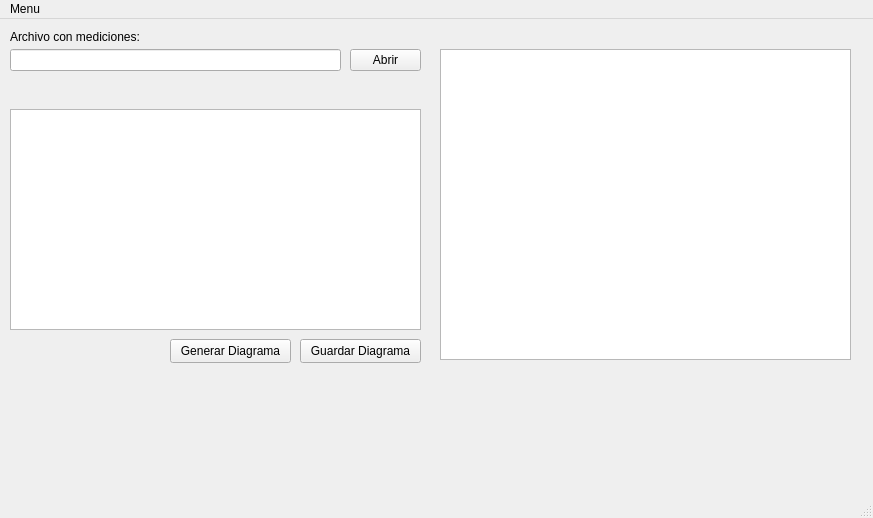
This is ppcc/mainwindow.ui in ErnestoVivas/Multiconsult-ppcc as Qt 5 draws it before an edit. The edited form follows.
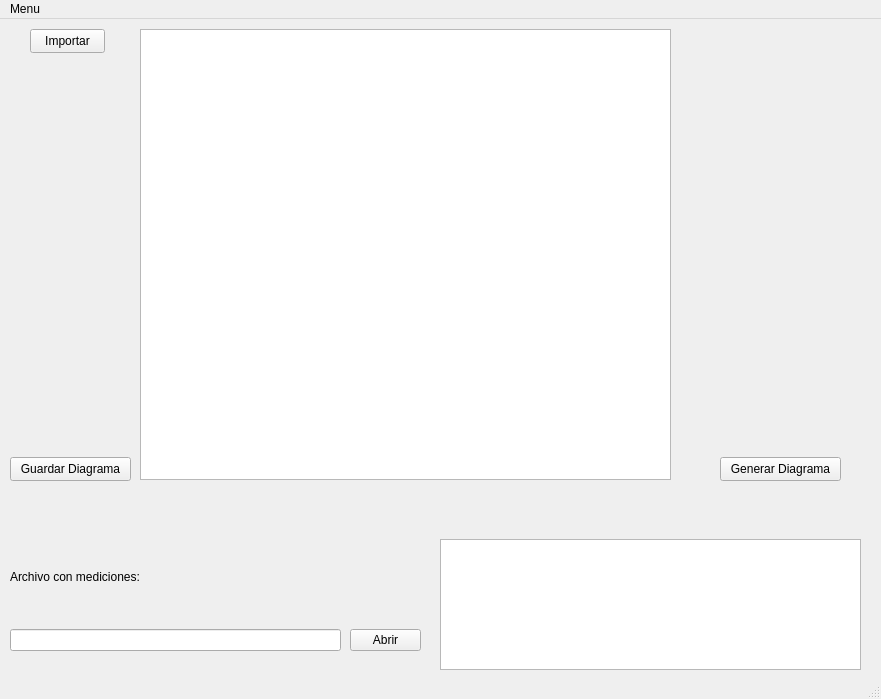
This is the edited form. Custom widgets are drawn as their Qt base class.

Commit message: Add Measurement classes, fix resource management (ptr), update ui

What changed in the file:
```diff
--- a/ppcc/mainwindow.ui
+++ b/ppcc/mainwindow.ui
@@ -6,8 +6,8 @@
    <rect>
     <x>0</x>
     <y>0</y>
-    <width>873</width>
-    <height>518</height>
+    <width>881</width>
+    <height>699</height>
    </rect>
   </property>
   <property name="windowTitle">
@@ -18,7 +18,7 @@
     <property name="geometry">
      <rect>
       <x>350</x>
-      <y>30</y>
+      <y>610</y>
       <width>71</width>
       <height>22</height>
      </rect>
@@ -31,7 +31,7 @@
     <property name="geometry">
      <rect>
       <x>10</x>
-      <y>30</y>
+      <y>610</y>
       <width>331</width>
       <height>22</height>
      </rect>
@@ -41,7 +41,7 @@
     <property name="geometry">
      <rect>
       <x>10</x>
-      <y>10</y>
+      <y>550</y>
       <width>141</width>
       <height>16</height>
      </rect>
@@ -53,8 +53,8 @@
    <widget class="QPushButton" name="buttonGenerateDiagram">
     <property name="geometry">
      <rect>
-      <x>170</x>
-      <y>320</y>
+      <x>720</x>
+      <y>438</y>
       <width>121</width>
       <height>24</height>
      </rect>
@@ -66,28 +66,28 @@
    <widget class="QTextEdit" name="textEditDisplaySheet">
     <property name="geometry">
      <rect>
-      <x>10</x>
-      <y>90</y>
-      <width>411</width>
-      <height>221</height>
-     </rect>
-    </property>
-   </widget>
-   <widget class="QChartView" name="graphicsViewChart">
-    <property name="geometry">
-     <rect>
       <x>440</x>
-      <y>30</y>
-      <width>411</width>
-      <height>311</height>
+      <y>520</y>
+      <width>421</width>
+      <height>131</height>
+     </rect>
+    </property>
+   </widget>
+   <widget class="QChartView" name="graphicsViewChart">
+    <property name="geometry">
+     <rect>
+      <x>140</x>
+      <y>10</y>
+      <width>531</width>
+      <height>451</height>
      </rect>
     </property>
    </widget>
    <widget class="QPushButton" name="buttonSaveDiagram">
     <property name="geometry">
      <rect>
-      <x>300</x>
-      <y>320</y>
+      <x>10</x>
+      <y>438</y>
       <width>121</width>
       <height>24</height>
      </rect>
@@ -96,13 +96,26 @@
      <string>Guardar Diagrama</string>
     </property>
    </widget>
+   <widget class="QPushButton" name="buttonImportDocuments">
+    <property name="geometry">
+     <rect>
+      <x>30</x>
+      <y>10</y>
+      <width>75</width>
+      <height>24</height>
+     </rect>
+    </property>
+    <property name="text">
+     <string>Importar</string>
+    </property>
+   </widget>
   </widget>
   <widget class="QMenuBar" name="menubar">
    <property name="geometry">
     <rect>
      <x>0</x>
      <y>0</y>
-     <width>873</width>
+     <width>881</width>
      <height>22</height>
     </rect>
    </property>
```
The commit also changes 5 other files.
